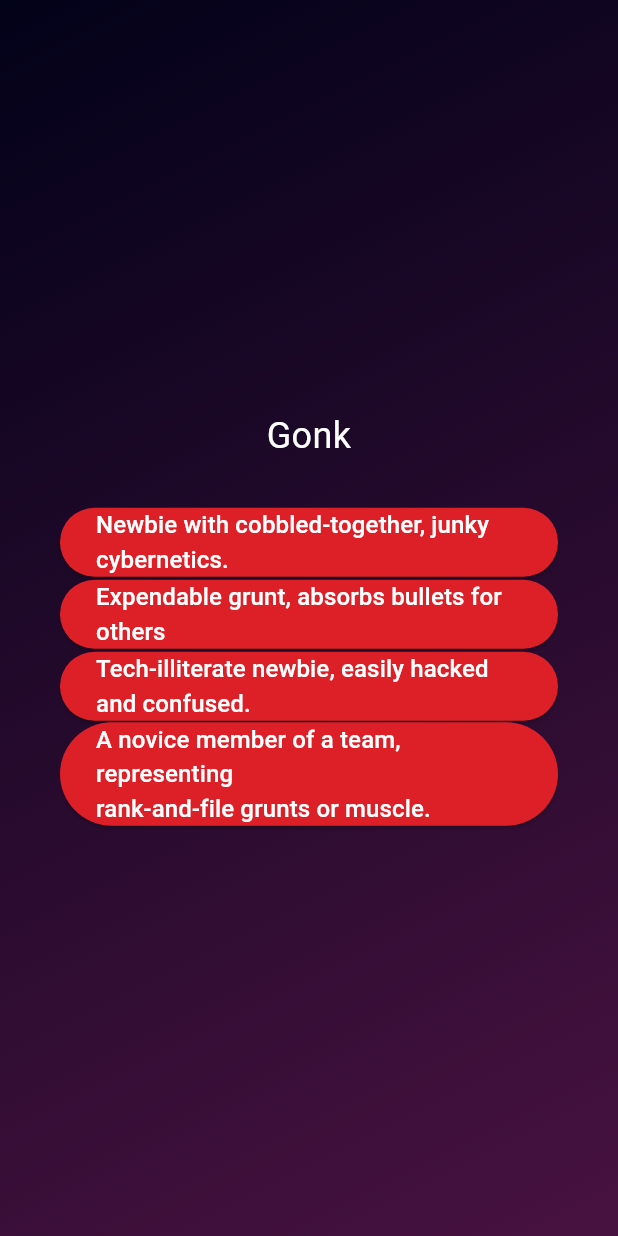
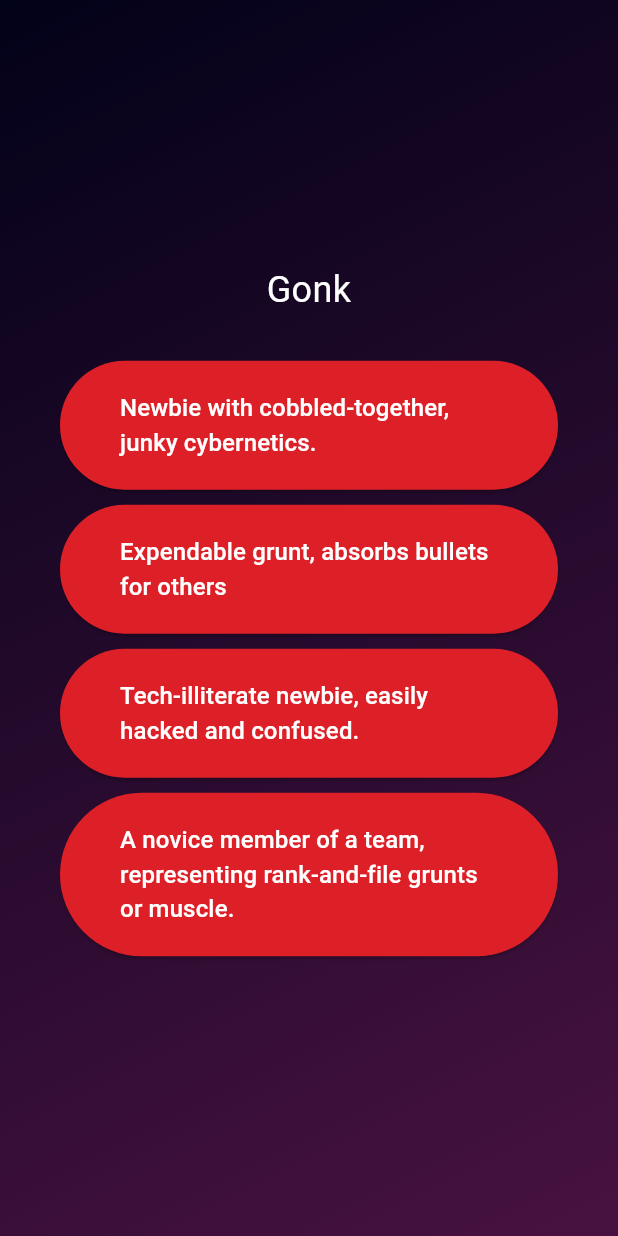
Before and after one commit to graveto/know_the_game, a Flutter app: the screen it shows after launch, after a tap on "Start Training", on a phone screen of 412 x 824 dp. Run offline on Flutter 3.47's test engine with Material 3 defaults, Android fonts, the phone set to English and light mode, and no system bars.

```diff
--- a/lib/answer_button.dart
+++ b/lib/answer_button.dart
@@ -22,9 +22,11 @@ class AnswerButton extends StatelessWidget {
           39,
         ),
         foregroundColor: Colors.white,
+        padding: const EdgeInsets.symmetric(vertical: 20, horizontal: 40)
       ),
       child: Text(
         answerText,
+        textAlign: TextAlign.left,
         style: const TextStyle(
           fontSize: 16,
         ),
--- a/lib/data/questions.dart
+++ b/lib/data/questions.dart
@@ -2,7 +2,7 @@ import 'package:not_my_first_app/models/quiz_question.dart';
 
 const questions = [
   QuizQuestion('Gonk', [
-    'A novice member of a team, representing \nrank-and-file grunts or muscle.',
+    'A novice member of a team, representing rank-and-file grunts or muscle.',
     'Newbie with cobbled-together, junky cybernetics.',
     'Tech-illiterate newbie, easily hacked and confused.',
     'Expendable grunt, absorbs bullets for others',
--- a/lib/questions_screen.dart
+++ b/lib/questions_screen.dart
@@ -42,9 +42,16 @@ class _QuestionsScreenState extends State<QuestionsScreen> {
             ),
             const SizedBox(height: 30),
             ...currentQuestion.getShuffledAnswers().map((answer) {
-              return AnswerButton(
-                answerText: answer,
-                onTap: answerQuestion,
+              return Column(
+                mainAxisAlignment: MainAxisAlignment.center,
+                crossAxisAlignment: CrossAxisAlignment.stretch,
+                children: [
+                  AnswerButton(
+                    answerText: answer,
+                    onTap: answerQuestion,
+                  ),
+                  const SizedBox(height: 10),
+                ],
               );
             }),
           ],
```
